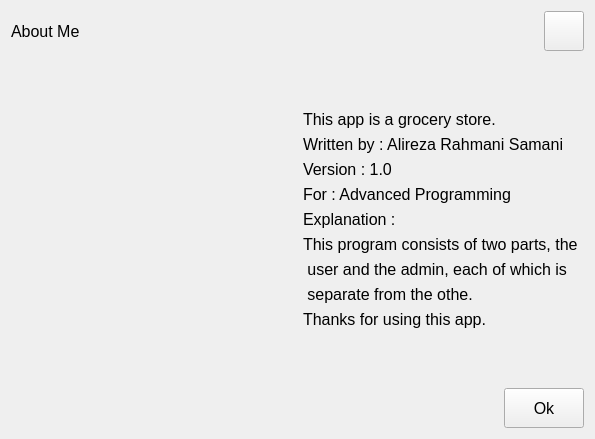
Above: AP_Project/aboutme_page.ui from alirrah/AP_Project before the change. Below: the same form after it.
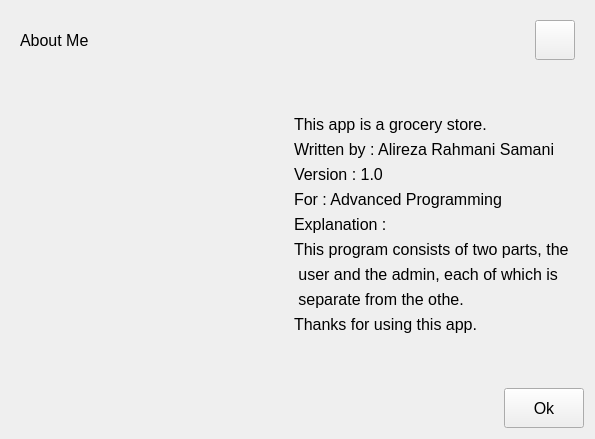
That is the form after the change. Icons and pictures are not drawn.

Commit message: correct qwidget name and add icon

The edit to the form file:
```diff
--- a/AP_Project/aboutme_page.ui
+++ b/AP_Project/aboutme_page.ui
@@ -20,6 +20,7 @@
   </property>
   <layout class="QVBoxLayout" name="verticalLayout">
    <item>
+    <widget class="QFrame" name="top_panel">
     <layout class="QHBoxLayout" name="horizontalLayout">
      <item>
       <widget class="QLabel" name="label">
@@ -63,9 +64,20 @@
        <property name="text">
         <string/>
        </property>
+        <property name="icon">
+         <iconset resource="resource.qrc">
+          <normaloff>:/icon/close.ico</normaloff>:/icon/close.ico</iconset>
+        </property>
+        <property name="iconSize">
+         <size>
+          <width>35</width>
+          <height>35</height>
+         </size>
+        </property>
       </widget>
      </item>
     </layout>
+    </widget>
    </item>
    <item>
     <spacer name="verticalSpacer">
@@ -81,9 +93,10 @@
     </spacer>
    </item>
    <item>
+    <widget class="QFrame" name="main_panel">
     <layout class="QHBoxLayout" name="horizontalLayout_3">
      <property name="topMargin">
-      <number>0</number>
+       <number>1</number>
      </property>
      <item>
       <widget class="QLabel" name="label_2">
@@ -172,6 +185,7 @@
       </layout>
      </item>
     </layout>
+    </widget>
    </item>
    <item>
     <spacer name="verticalSpacer_2">
```
Left out of the diff: 38 changed lines with no effect on the pictures. Lines whose indentation alone changed are shown as unchanged. The commit also changes 7 other files.
